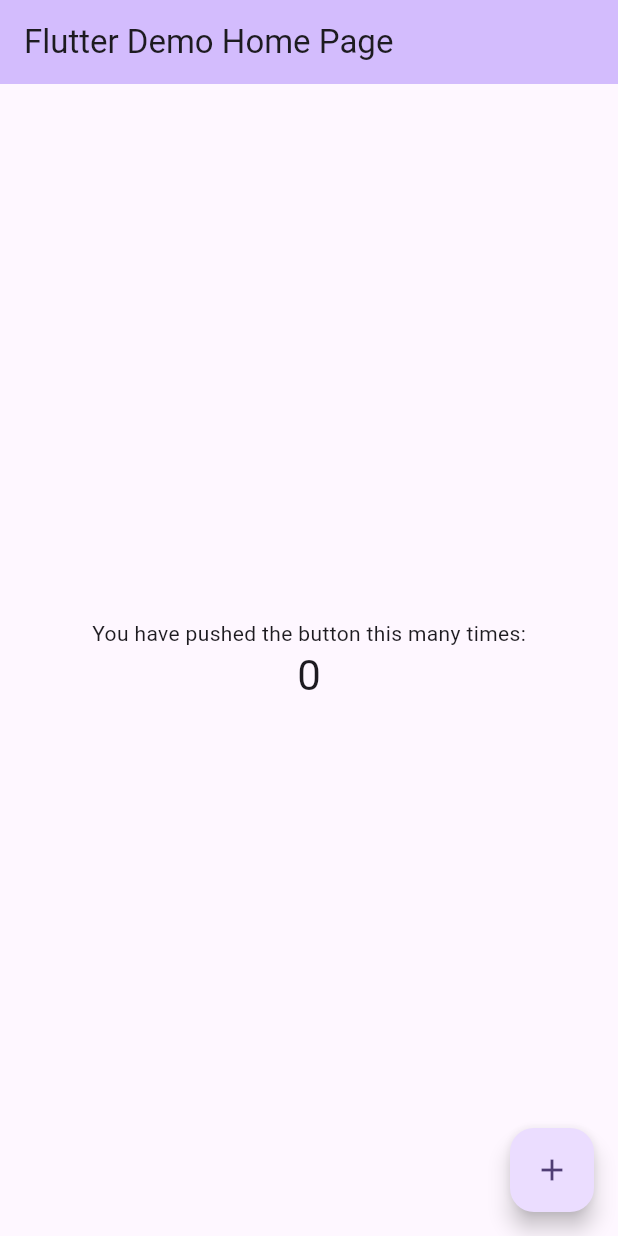
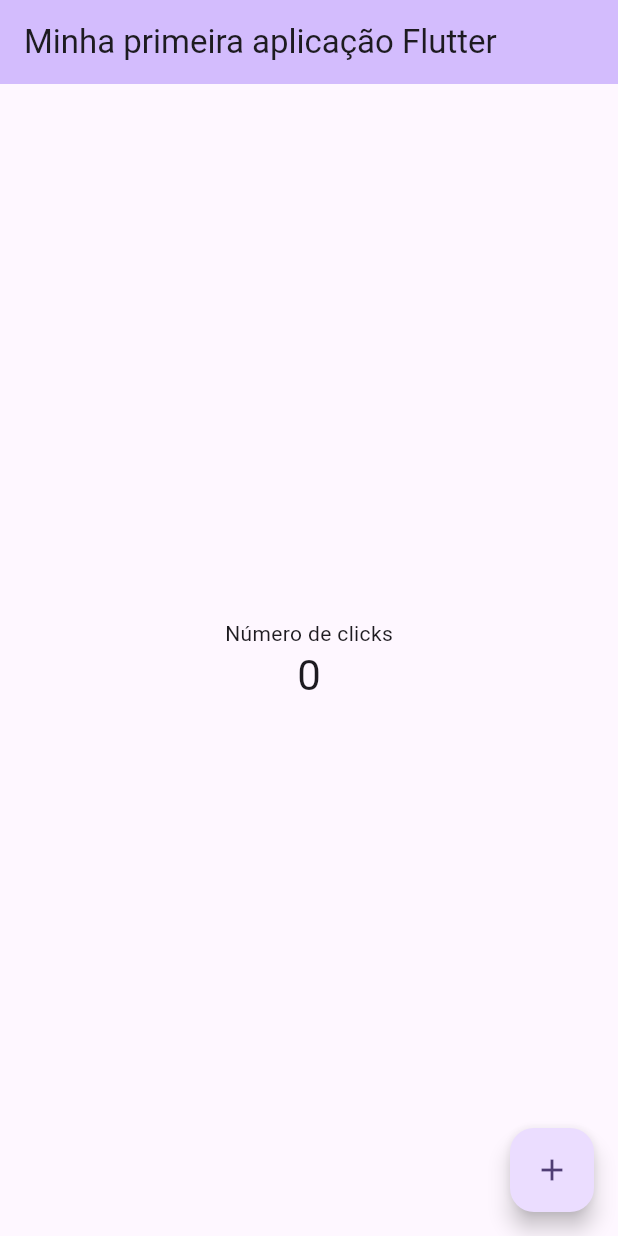
Before and after one commit to CaioLCM/Flutter-Test, a Flutter app: the screen it shows after launch, on a phone screen of 412 x 824 dp. Run offline on Flutter 3.47's test engine with Material 3 defaults, Android fonts, the phone set to English and light mode, and no system bars.

Commit message:
Atualizei o texto da aplicação para algo mais particular

```diff
--- a/lib/main.dart
+++ b/lib/main.dart
@@ -14,7 +14,7 @@ class MyApp extends StatelessWidget {
       theme: ThemeData(
         colorScheme: ColorScheme.fromSeed(seedColor: Colors.deepPurple),
       ),
-      home: const MyHomePage(title: 'Flutter Demo Home Page'),
+      home: const MyHomePage(title: 'Minha primeira aplicação Flutter'),
     );
   }
 }
@@ -48,7 +48,7 @@ class _MyHomePageState extends State<MyHomePage> {
         child: Column(
           mainAxisAlignment: MainAxisAlignment.center,
           children: <Widget>[
-            const Text('You have pushed the button this many times:'),
+            const Text('Número de clicks'),
             Text(
               '$_counter',
               style: Theme.of(context).textTheme.headlineMedium,
```
